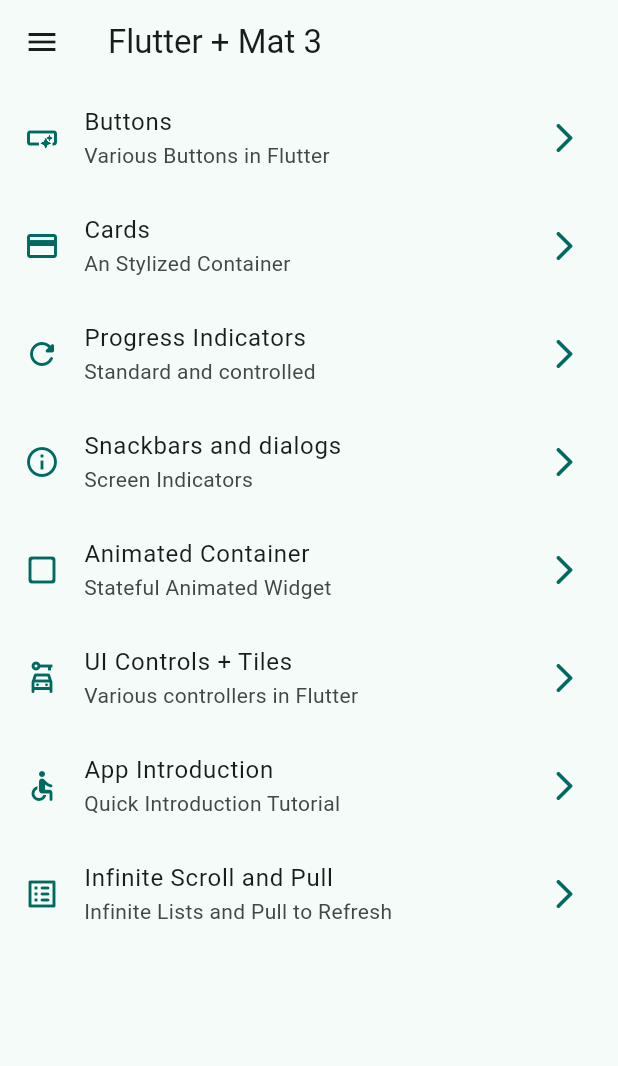
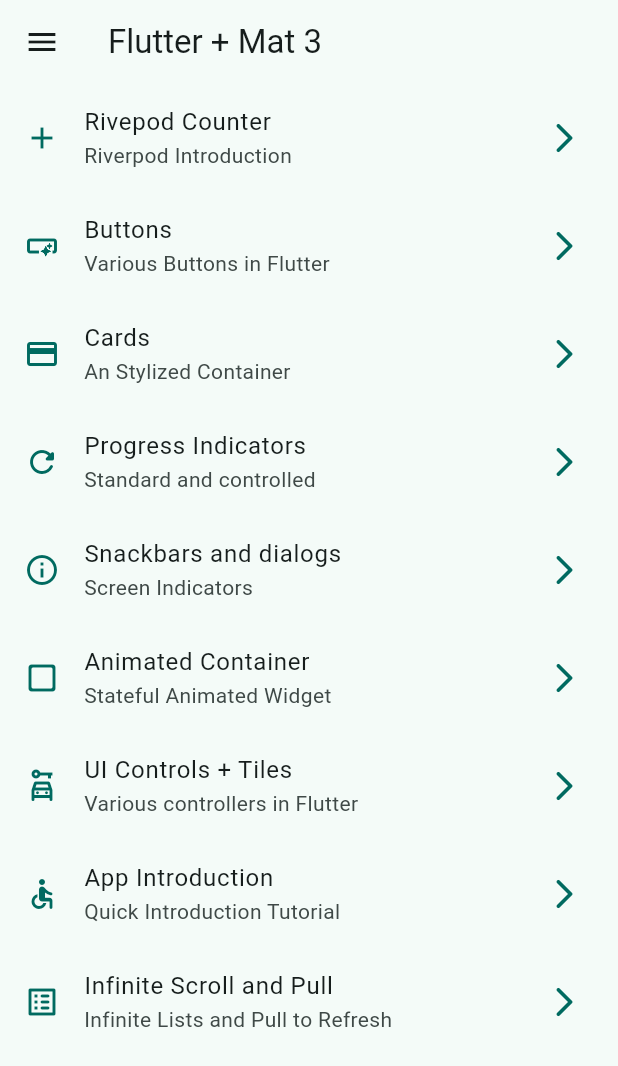
Before and after one commit to CDiegoSV/widgets_app, a Flutter app: the screen it shows after launch, on a phone screen of 412 x 824 dp. Shown: the top 1066 px of the screen. Run offline on Flutter 3.47's test engine with Material 3 defaults, Android fonts, the phone set to English and light mode, and no system bars; our stand-ins replace animate_do, flutter_riverpod, go_router.

Commit message:
Riverpod Counter Finished

```diff
--- a/lib/config/theme/menu/menu_item.dart
+++ b/lib/config/theme/menu/menu_item.dart
@@ -17,6 +17,13 @@ class MenuItem {
 }
 
 const appMenuItems = <MenuItem>[
+
+  MenuItem(
+    title: 'Rivepod Counter',
+    subTitle: 'Riverpod Introduction',
+    link: '/counter',
+    icon: Icons.add
+  ),
 
   MenuItem(
     title: 'Buttons',
--- a/lib/config/theme/router/app_router.dart
+++ b/lib/config/theme/router/app_router.dart
@@ -9,6 +9,12 @@ final appRouter = GoRouter(
       path: '/',
       name: HomeScreen.name,
       builder: (context, state) => const HomeScreen(),
+    ),
+
+    GoRoute(
+      path: '/counter',
+      name: CounterScreen.name,
+      builder: (context, state) => const CounterScreen(),
     ),
 
     GoRoute(
--- a/lib/main.dart
+++ b/lib/main.dart
@@ -1,9 +1,10 @@
 import 'package:flutter/material.dart';
+import 'package:flutter_riverpod/flutter_riverpod.dart';
 import 'package:widgets_app/config/theme/app_theme.dart';
 import 'package:widgets_app/config/theme/router/app_router.dart';
 
 void main() {
-  runApp(const MainApp());
+  runApp(const ProviderScope(child: MainApp()));
 }
 
 class MainApp extends StatelessWidget {
--- /dev/null
+++ b/lib/presentation/providers/counter_provider.dart
@@ -0,0 +1,3 @@
+import 'package:flutter_riverpod/legacy.dart';
+
+final counterProvider = StateProvider((ref) => 0);
--- a/lib/presentation/screens/screens.dart
+++ b/lib/presentation/screens/screens.dart
@@ -1,9 +1,9 @@
-
 
 export 'package:widgets_app/presentation/screens/animated/animated_screen.dart';
 export 'package:widgets_app/presentation/screens/app_tutorial/app_tutorial_screen.dart';
 export 'package:widgets_app/presentation/screens/buttons/buttons_screen.dart';
 export 'package:widgets_app/presentation/screens/cards/cards_screen.dart';
+export 'package:widgets_app/presentation/screens/counter/counter_screen.dart';
 export 'package:widgets_app/presentation/screens/home/home_screen.dart';
 export 'package:widgets_app/presentation/screens/inifinite_scroll/infinite_scroll_screen.dart';
 export 'package:widgets_app/presentation/screens/progress/progress_screen.dart';
--- a/pubspec.yaml
+++ b/pubspec.yaml
@@ -10,6 +10,7 @@ dependencies:
   animate_do: ^4.2.0
   flutter:
     sdk: flutter
+  flutter_riverpod: ^3.0.3
   go_router: ^16.2.4
 
 dev_dependencies:
```
Also changed, not shown: lib/presentation/screens/counter/counter_screen.dart (added, +34 -0 lines), pubspec.lock.
